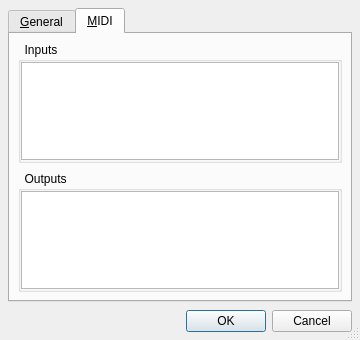
Before: the Qt Designer form src/qxgeditOptionsForm.ui in rncbc/qxgedit, drawn with Qt 5.
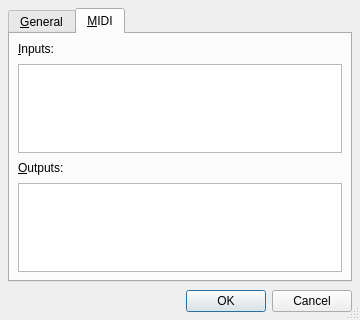
After: the same form once the commit is applied. The open tabs and pages were chosen to show the change. Icons and pictures are not drawn.

Commit message: - Micro-adjustments to the View > Options... dialog layout. (bis)

What changed in the file:
```diff
--- a/src/qxgeditOptionsForm.ui
+++ b/src/qxgeditOptionsForm.ui
@@ -27,7 +27,7 @@
     <x>0</x>
     <y>0</y>
     <width>360</width>
-    <height>340</height>
+    <height>320</height>
    </rect>
   </property>
   <property name="windowTitle">
@@ -326,19 +326,23 @@
       </attribute>
       <layout class="QVBoxLayout">
        <item>
-        <widget class="QGroupBox" name="MidiInputGroupBox">
-         <property name="title">
-          <string>  Inputs  </string>
+        <widget class="QLabel" name="MidiInputLabel">
+         <property name="text">
+          <string>&amp;Inputs:</string>
          </property>
-         <property name="flat">
-          <bool>true</bool>
+         <property name="buddy">
+          <cstring>MidiInputListView</cstring>
          </property>
-         <layout class="QVBoxLayout">
-          <property name="margin">
-           <number>0</number>
-          </property>
+        </widget>
+       </item>
           <item>
            <widget class="QListWidget" name="MidiInputListView">
+         <property name="minimumSize">
+          <size>
+           <width>320</width>
+           <height>60</height>
+          </size>
+         </property>
             <property name="toolTip">
              <string>MIDI Readable clients / Output ports</string>
             </property>
@@ -350,23 +354,24 @@
             </property>
            </widget>
           </item>
-         </layout>
+       <item>
+        <widget class="QLabel" name="MidiOutputLabel">
+         <property name="text">
+          <string>&amp;Outputs:</string>
+         </property>
+         <property name="buddy">
+          <cstring>MidiOutputListView</cstring>
+         </property>
         </widget>
        </item>
-       <item>
-        <widget class="QGroupBox" name="MidiOutputGroupBox">
-         <property name="title">
-          <string>  Outputs  </string>
-         </property>
-         <property name="flat">
-          <bool>true</bool>
-         </property>
-         <layout class="QVBoxLayout">
-          <property name="margin">
-           <number>0</number>
-          </property>
           <item>
            <widget class="QListWidget" name="MidiOutputListView">
+         <property name="minimumSize">
+          <size>
+           <width>320</width>
+           <height>60</height>
+          </size>
+         </property>
             <property name="toolTip">
              <string>MIDI Writable clients / Input ports</string>
             </property>
@@ -378,8 +383,18 @@
             </property>
            </widget>
           </item>
-         </layout>
-        </widget>
+       <item>
+        <spacer>
+         <property name="orientation">
+          <enum>Qt::Vertical</enum>
+         </property>
+         <property name="sizeHint">
+          <size>
+           <width>20</width>
+           <height>0</height>
+          </size>
+         </property>
+        </spacer>
        </item>
       </layout>
      </widget>
```
Lines whose indentation alone changed are shown as unchanged.
